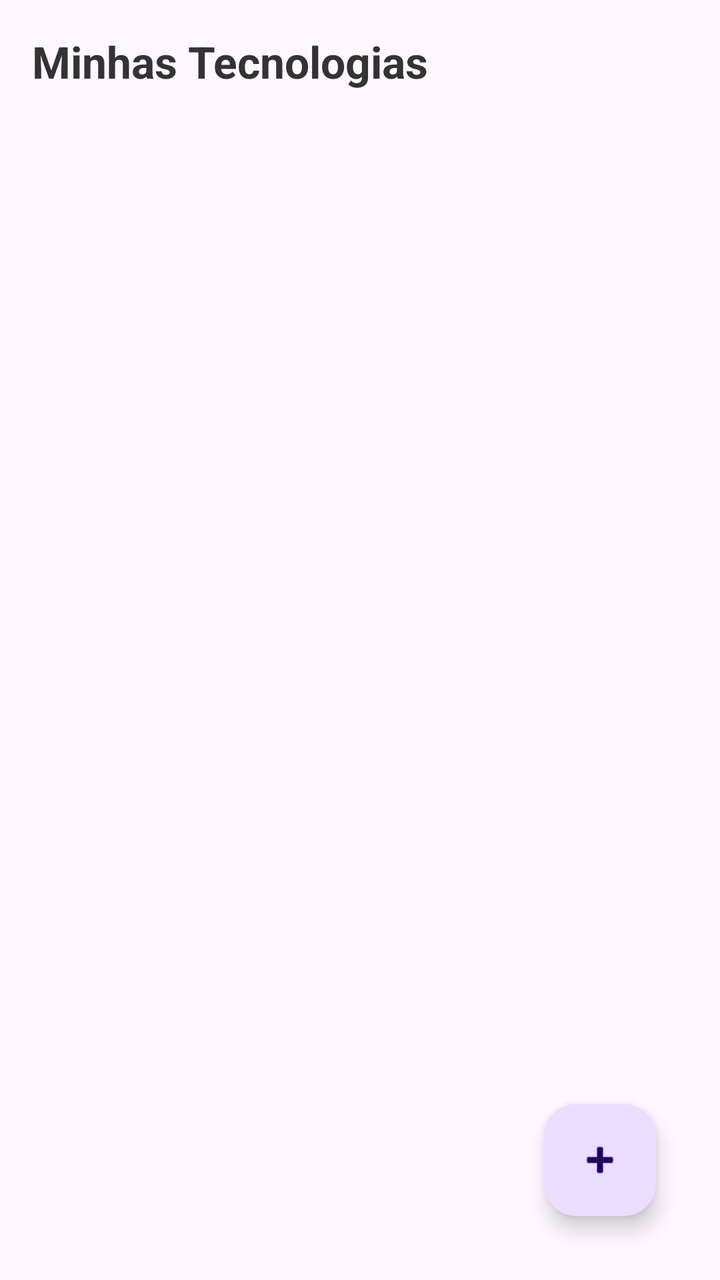
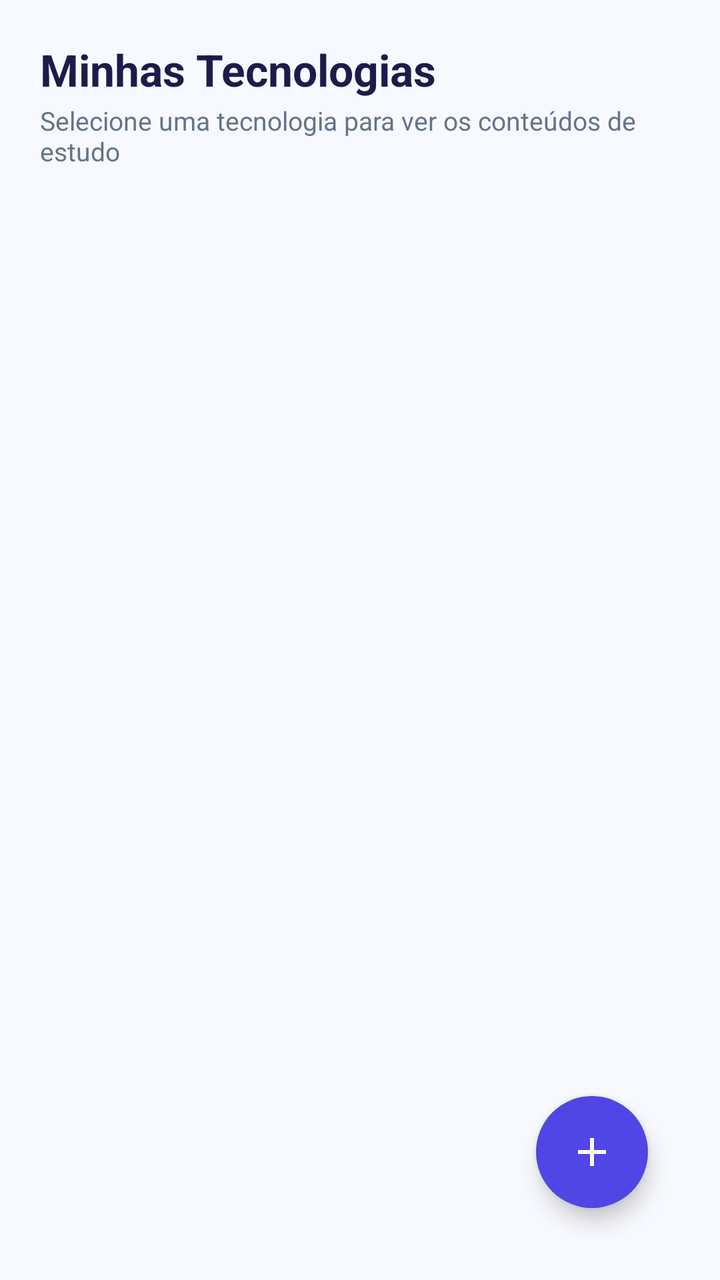

An Android layout rendered at two revisions. The XML below is the earlier revision; the diff shows what the commit changed to produce the second picture.
<!-- AndroidManifest.xml: application theme Theme.StudyFlowDev -->
<!-- res/layout/fragment_tecnologias.xml -->
<?xml version="1.0" encoding="utf-8"?>
<androidx.constraintlayout.widget.ConstraintLayout xmlns:android="http://schemas.android.com/apk/res/android"
    xmlns:app="http://schemas.android.com/apk/res-auto"
    android:layout_width="match_parent"
    android:layout_height="match_parent"
    android:padding="16dp">

    <TextView
        android:id="@+id/text_title"
        android:layout_width="wrap_content"
        android:layout_height="wrap_content"
        android:text="Minhas Tecnologias"
        android:textSize="22sp"
        android:textStyle="bold"
        android:textColor="#333333"
        app:layout_constraintTop_toTopOf="parent"
        app:layout_constraintStart_toStartOf="parent"/>

    <androidx.recyclerview.widget.RecyclerView
        android:id="@+id/recycler_tecnologias"
        android:layout_width="0dp"
        android:layout_height="0dp"
        android:layout_marginTop="16dp"
        app:layout_constraintTop_toBottomOf="@id/text_title"
        app:layout_constraintBottom_toBottomOf="parent"
        app:layout_constraintStart_toStartOf="parent"
        app:layout_constraintEnd_toEndOf="parent" />

    <com.google.android.material.floatingactionbutton.FloatingActionButton
        android:id="@+id/fab_add_tecnologia"
        android:layout_width="wrap_content"
        android:layout_height="wrap_content"
        android:layout_margin="16dp"
        android:contentDescription="Adicionar Tecnologia"
        app:srcCompat="@android:drawable/ic_input_add"
        app:layout_constraintBottom_toBottomOf="parent"
        app:layout_constraintEnd_toEndOf="parent" />

</androidx.constraintlayout.widget.ConstraintLayout>
<!-- resources referenced by this layout -->
<resources>
  <style name="Theme.StudyFlowDev" parent="Base.Theme.StudyFlowDev" />
  <style name="Base.Theme.StudyFlowDev" parent="Theme.Material3.DayNight.NoActionBar">
          
          
      </style>
</resources>

<!-- the commit's change to res/layout/fragment_tecnologias.xml (unified diff, before → after) -->
@@ -3,7 +3,8 @@
     xmlns:app="http://schemas.android.com/apk/res-auto"
     android:layout_width="match_parent"
     android:layout_height="match_parent"
-    android:padding="16dp">
+    android:background="@color/bg_app"
+    android:padding="20dp">
 
     <TextView
         android:id="@+id/text_title"
@@ -12,16 +13,29 @@
         android:text="Minhas Tecnologias"
         android:textSize="22sp"
         android:textStyle="bold"
-        android:textColor="#333333"
+        android:textColor="@color/text_primary"
         app:layout_constraintTop_toTopOf="parent"
         app:layout_constraintStart_toStartOf="parent"/>
+
+    <TextView
+        android:id="@+id/text_subtitle"
+        android:layout_width="wrap_content"
+        android:layout_height="wrap_content"
+        android:text="Selecione uma tecnologia para ver os conteúdos de estudo"
+        android:textSize="13sp"
+        android:textColor="@color/text_secondary"
+        android:layout_marginTop="2dp"
+        app:layout_constraintTop_toBottomOf="@id/text_title"
+        app:layout_constraintStart_toStartOf="@id/text_title"/>
 
     <androidx.recyclerview.widget.RecyclerView
         android:id="@+id/recycler_tecnologias"
         android:layout_width="0dp"
         android:layout_height="0dp"
         android:layout_marginTop="16dp"
-        app:layout_constraintTop_toBottomOf="@id/text_title"
+        android:clipToPadding="false"
+        android:paddingBottom="80dp"
+        app:layout_constraintTop_toBottomOf="@id/text_subtitle"
         app:layout_constraintBottom_toBottomOf="parent"
         app:layout_constraintStart_toStartOf="parent"
         app:layout_constraintEnd_toEndOf="parent" />
@@ -32,7 +46,10 @@
         android:layout_height="wrap_content"
         android:layout_margin="16dp"
         android:contentDescription="Adicionar Tecnologia"
-        app:srcCompat="@android:drawable/ic_input_add"
+        android:src="@drawable/ic_add"
+        app:tint="@color/white"
+        app:backgroundTint="@color/primary_purple"
+        app:shapeAppearanceOverlay="@style/ShapeAppearance.Material3.Corner.Full"
         app:layout_constraintBottom_toBottomOf="parent"
         app:layout_constraintEnd_toEndOf="parent" />
 
<!-- resource entries referenced after the edit -->
@@ -1,9 +1,29 @@
 <!-- resources referenced by this layout -->
 <resources>
+  <color name="bg_app">#F8F9FE</color>
+  <color name="primary_purple">#4F46E5</color>
+  <color name="text_primary">#1E1B4B</color>
+  <color name="text_secondary">#64748B</color>
+  <color name="white">#FFFFFFFF</color>
+  <!-- drawable ic_add (drawable) -->
+  <vector xmlns:android="http://schemas.android.com/apk/res/android"
+      android:width="24dp"
+      android:height="24dp"
+      android:viewportWidth="24"
+      android:viewportHeight="24">
+    <path
+        android:fillColor="#FFFFFF"
+        android:pathData="M19,13h-6v6h-2v-6H5v-2h6V5h2v6h6v2z"/>
+  </vector>
   <style name="Theme.StudyFlowDev" parent="Base.Theme.StudyFlowDev" />
   <style name="Base.Theme.StudyFlowDev" parent="Theme.Material3.DayNight.NoActionBar">
-          
-          
+          <item name="colorPrimary">@color/primary_purple</item>
+          <item name="colorOnPrimary">@color/white</item>
+          <item name="colorSecondary">@color/orange_primary</item>
+          <item name="android:windowBackground">@color/bg_app</item>
+          <item name="android:statusBarColor">@color/bg_app</item>
+          <item name="android:windowLightStatusBar">true</item>
       </style>
+  <color name="orange_primary">#EA580C</color>
 </resources>
 
